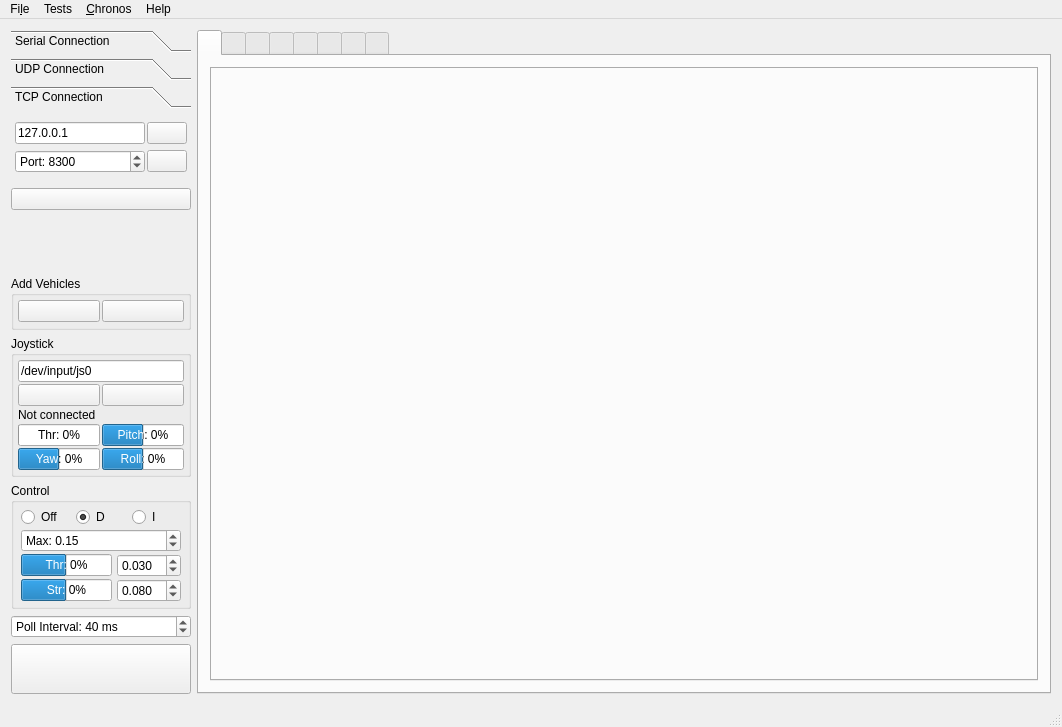
Before: the Qt Designer form Linux/RControlStation/mainwindow.ui in vedderb/rise_sdvp, drawn with Qt 5.
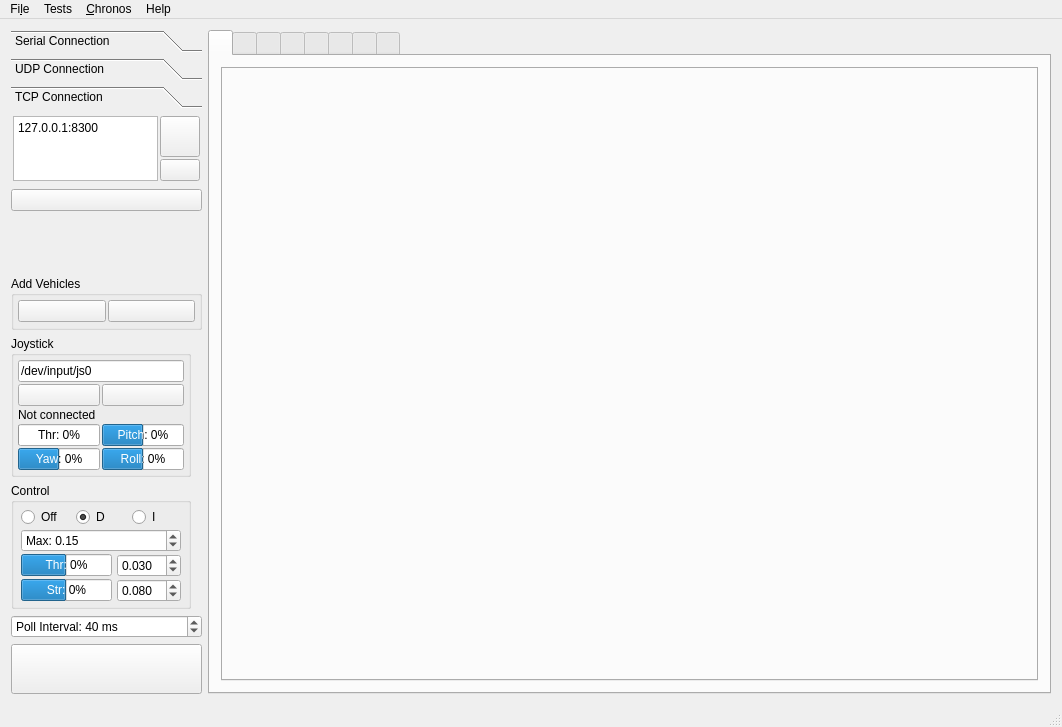
After: the same form once the commit is applied. The open tabs and pages were chosen to show the change. Icons and pictures are not drawn. Custom widgets are drawn as their Qt base class.

Commit message: Added support for multiple TCP connections and new command line arguments

```diff
--- a/Linux/RControlStation/mainwindow.ui
+++ b/Linux/RControlStation/mainwindow.ui
@@ -210,46 +210,41 @@
           <rect>
            <x>0</x>
            <y>0</y>
-           <width>180</width>
-           <height>68</height>
+           <width>166</width>
+           <height>71</height>
           </rect>
          </property>
          <attribute name="label">
           <string>TCP Connection</string>
          </attribute>
-         <layout class="QGridLayout" name="gridLayout_8">
+         <layout class="QVBoxLayout" name="verticalLayout_25">
+          <property name="spacing">
+           <number>2</number>
+          </property>
           <property name="leftMargin">
-           <number>4</number>
+           <number>2</number>
           </property>
           <property name="topMargin">
-           <number>4</number>
+           <number>2</number>
           </property>
           <property name="rightMargin">
-           <number>4</number>
+           <number>2</number>
           </property>
           <property name="bottomMargin">
-           <number>4</number>
+           <number>2</number>
           </property>
+          <item>
+           <layout class="QGridLayout" name="gridLayout_8">
           <property name="spacing">
            <number>2</number>
           </property>
-          <item row="0" column="0">
-           <widget class="QLineEdit" name="tcpIpEdit">
-            <property name="toolTip">
-             <string>Host</string>
-            </property>
-            <property name="text">
-             <string>127.0.0.1</string>
-            </property>
-           </widget>
-          </item>
           <item row="0" column="1">
            <widget class="QPushButton" name="tcpConnectButton">
             <property name="enabled">
              <bool>true</bool>
             </property>
             <property name="sizePolicy">
-             <sizepolicy hsizetype="Fixed" vsizetype="Fixed">
+               <sizepolicy hsizetype="Fixed" vsizetype="MinimumExpanding">
               <horstretch>0</horstretch>
               <verstretch>0</verstretch>
              </sizepolicy>
@@ -266,19 +261,19 @@
             </property>
            </widget>
           </item>
-          <item row="1" column="0">
-           <widget class="QSpinBox" name="tcpPortBox">
-            <property name="toolTip">
-             <string>Port</string>
-            </property>
-            <property name="prefix">
-             <string>Port: </string>
-            </property>
-            <property name="maximum">
-             <number>65535</number>
-            </property>
-            <property name="value">
-             <number>8300</number>
+            <item row="0" column="0" rowspan="2">
+             <widget class="QPlainTextEdit" name="tcpConnEdit">
+              <property name="maximumSize">
+               <size>
+                <width>145</width>
+                <height>65</height>
+               </size>
+              </property>
+              <property name="lineWrapMode">
+               <enum>QPlainTextEdit::NoWrap</enum>
+              </property>
+              <property name="plainText">
+               <string>127.0.0.1:8300</string>
             </property>
            </widget>
           </item>
@@ -301,6 +296,8 @@
               <normaloff>:/models/Icons/Ping Pong-96.png</normaloff>:/models/Icons/Ping Pong-96.png</iconset>
             </property>
            </widget>
+            </item>
+           </layout>
           </item>
          </layout>
         </widget>
```
Lines whose indentation alone changed are shown as unchanged. The commit also changes 8 other files.
